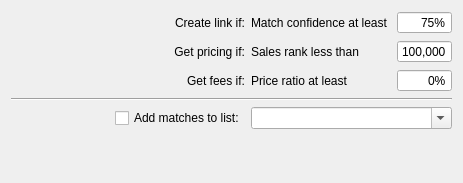
First picture: the form in listmatchingproducts_params.ui, repository garrettmk/Prowler, before the edit.
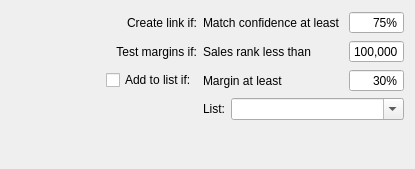
Second picture: the form after the edit.

```diff
--- a/listmatchingproducts_params.ui
+++ b/listmatchingproducts_params.ui
@@ -6,8 +6,8 @@
    <rect>
     <x>0</x>
     <y>0</y>
-    <width>463</width>
-    <height>183</height>
+    <width>415</width>
+    <height>169</height>
    </rect>
   </property>
   <property name="windowTitle">
@@ -16,17 +16,66 @@
   <layout class="QVBoxLayout" name="verticalLayout">
    <item>
     <layout class="QGridLayout" name="gridLayout">
-     <item row="5" column="1" colspan="2">
-      <widget class="QComboBox" name="listNamesBox">
-       <property name="editable">
-        <bool>true</bool>
+     <item row="3" column="1" colspan="2">
+      <layout class="QHBoxLayout" name="horizontalLayout">
+       <item>
+        <widget class="QLabel" name="label_7">
+         <property name="text">
+          <string>List:</string>
+         </property>
+         <property name="alignment">
+          <set>Qt::AlignRight|Qt::AlignTrailing|Qt::AlignVCenter</set>
+         </property>
+        </widget>
+       </item>
+       <item>
+        <widget class="QComboBox" name="listNamesBox">
+         <property name="sizePolicy">
+          <sizepolicy hsizetype="Expanding" vsizetype="Fixed">
+           <horstretch>0</horstretch>
+           <verstretch>0</verstretch>
+          </sizepolicy>
+         </property>
+         <property name="editable">
+          <bool>true</bool>
+         </property>
+        </widget>
+       </item>
+      </layout>
+     </item>
+     <item row="2" column="2">
+      <widget class="QSpinBox" name="marginBox">
+       <property name="alignment">
+        <set>Qt::AlignRight|Qt::AlignTrailing|Qt::AlignVCenter</set>
        </property>
+       <property name="buttonSymbols">
+        <enum>QAbstractSpinBox::NoButtons</enum>
+       </property>
+       <property name="suffix">
+        <string>%</string>
+       </property>
+       <property name="maximum">
+        <number>999</number>
+       </property>
+       <property name="value">
+        <number>30</number>
+       </property>
       </widget>
      </item>
-     <item row="4" column="0" colspan="3">
-      <widget class="Line" name="line">
-       <property name="orientation">
-        <enum>Qt::Horizontal</enum>
+     <item row="2" column="1">
+      <widget class="QLabel" name="label_6">
+       <property name="text">
+        <string>Margin at least</string>
+       </property>
+      </widget>
+     </item>
+     <item row="0" column="0">
+      <widget class="QLabel" name="label">
+       <property name="text">
+        <string>Create link if:</string>
+       </property>
+       <property name="alignment">
+        <set>Qt::AlignRight|Qt::AlignTrailing|Qt::AlignVCenter</set>
        </property>
       </widget>
      </item>
@@ -37,14 +86,23 @@
        </property>
       </widget>
      </item>
-     <item row="2" column="0">
-      <widget class="QLabel" name="label_5">
-       <property name="text">
-        <string>Get fees if:</string>
-       </property>
+     <item row="0" column="2">
+      <widget class="QSpinBox" name="confidenceBox">
        <property name="alignment">
         <set>Qt::AlignRight|Qt::AlignTrailing|Qt::AlignVCenter</set>
        </property>
+       <property name="buttonSymbols">
+        <enum>QAbstractSpinBox::NoButtons</enum>
+       </property>
+       <property name="suffix">
+        <string>%</string>
+       </property>
+       <property name="maximum">
+        <number>100</number>
+       </property>
+       <property name="value">
+        <number>75</number>
+       </property>
       </widget>
      </item>
      <item row="1" column="2">
@@ -69,26 +127,6 @@
        </property>
       </widget>
      </item>
-     <item row="0" column="0">
-      <widget class="QLabel" name="label">
-       <property name="text">
-        <string>Create link if:</string>
-       </property>
-       <property name="alignment">
-        <set>Qt::AlignRight|Qt::AlignTrailing|Qt::AlignVCenter</set>
-       </property>
-      </widget>
-     </item>
-     <item row="1" column="0">
-      <widget class="QLabel" name="label_3">
-       <property name="text">
-        <string>Get pricing if:</string>
-       </property>
-       <property name="alignment">
-        <set>Qt::AlignRight|Qt::AlignTrailing|Qt::AlignVCenter</set>
-       </property>
-      </widget>
-     </item>
      <item row="0" column="1">
       <widget class="QLabel" name="label_2">
        <property name="text">
@@ -96,50 +134,18 @@
        </property>
       </widget>
      </item>
-     <item row="2" column="2">
-      <widget class="QSpinBox" name="differenceBox">
-       <property name="alignment">
-        <set>Qt::AlignRight|Qt::AlignTrailing|Qt::AlignVCenter</set>
-       </property>
-       <property name="buttonSymbols">
-        <enum>QAbstractSpinBox::NoButtons</enum>
-       </property>
-       <property name="suffix">
-        <string>%</string>
-       </property>
-       <property name="maximum">
-        <number>999</number>
-       </property>
-      </widget>
-     </item>
-     <item row="0" column="2">
-      <widget class="QSpinBox" name="confidenceBox">
-       <property name="alignment">
-        <set>Qt::AlignRight|Qt::AlignTrailing|Qt::AlignVCenter</set>
-       </property>
-       <property name="buttonSymbols">
-        <enum>QAbstractSpinBox::NoButtons</enum>
-       </property>
-       <property name="suffix">
-        <string>%</string>
-       </property>
-       <property name="maximum">
-        <number>100</number>
-       </property>
-       <property name="value">
-        <number>75</number>
-       </property>
-      </widget>
-     </item>
-     <item row="2" column="1">
-      <widget class="QLabel" name="label_6">
+     <item row="1" column="0">
+      <widget class="QLabel" name="label_3">
        <property name="text">
-        <string>Price ratio at least</string>
+        <string>Test margins if:</string>
+       </property>
+       <property name="alignment">
+        <set>Qt::AlignRight|Qt::AlignTrailing|Qt::AlignVCenter</set>
        </property>
       </widget>
      </item>
-     <item row="5" column="0">
-      <layout class="QHBoxLayout" name="horizontalLayout">
+     <item row="2" column="0">
+      <layout class="QHBoxLayout" name="horizontalLayout_2">
        <item>
         <spacer name="horizontalSpacer">
          <property name="orientation">
@@ -154,9 +160,9 @@
         </spacer>
        </item>
        <item>
-        <widget class="QCheckBox" name="addToListCheck">
+        <widget class="QCheckBox" name="testMarginsCheck">
          <property name="text">
-          <string>Add matches to list:</string>
+          <string>Add to list if:</string>
          </property>
         </widget>
        </item>
```
